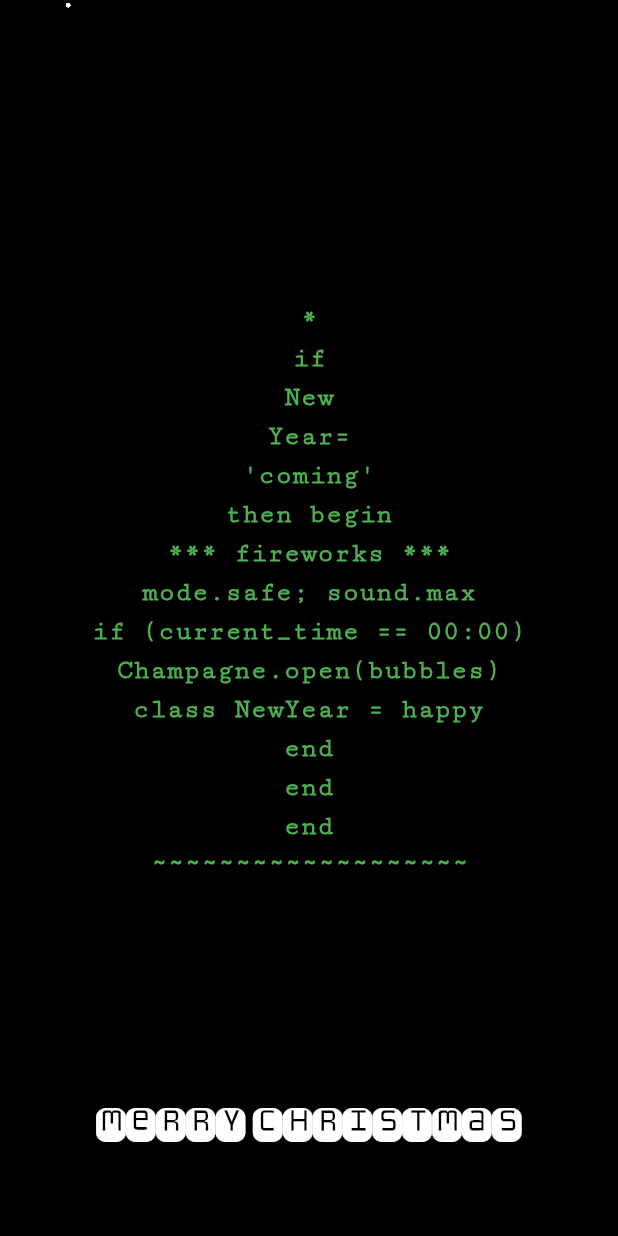
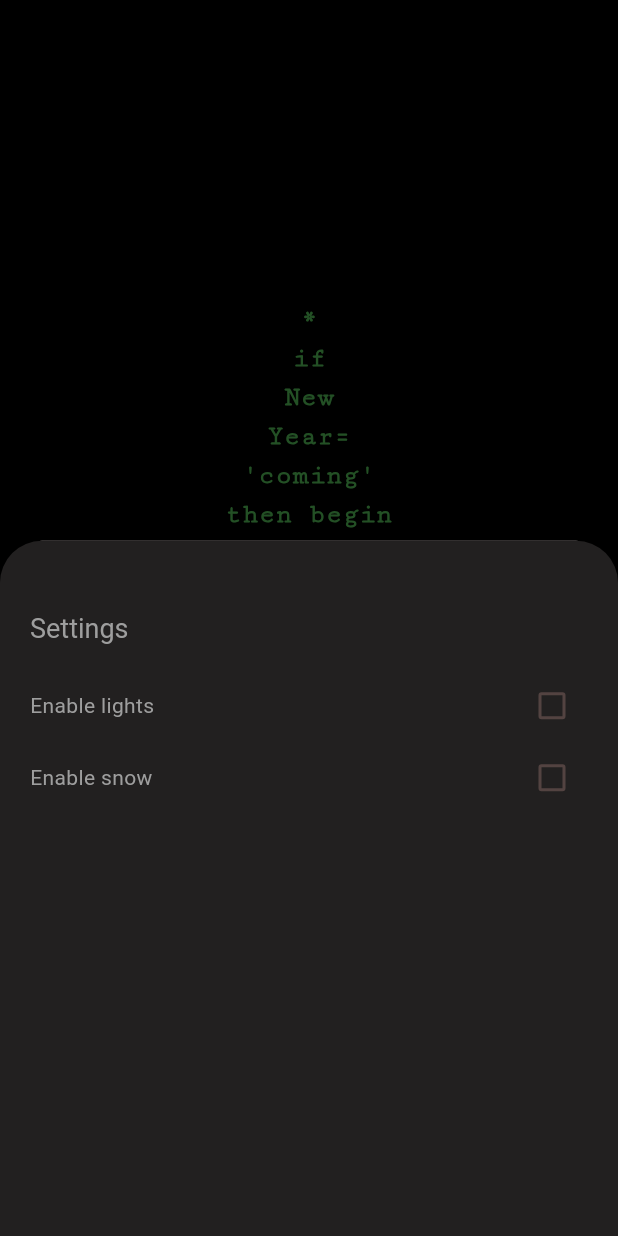
Before and after one commit to damcorrado/flutter-christmastree, a Flutter app: the screen it shows after launch, after a tap on "Merry Christmas", on a phone screen of 412 x 824 dp. Run offline on Flutter 3.47's test engine with Material 3 defaults, Android fonts, the phone set to English and light mode, and no system bars; our stand-ins replace audioplayers, shared_preferences.

Commit message:
add settings

```diff
--- a/lib/includes/tree.utils.dart
+++ b/lib/includes/tree.utils.dart
@@ -4,6 +4,9 @@ import 'package:audioplayers/audioplayers.dart';
 import 'package:flutter/material.dart';
 
 /// *** CONSTANTS ***
+const String PREFS_SNOW_KEY = "snow_enabled";
+const String PREFS_COLORS_KEY = "colors_enabled";
+
 final List<Color> colorsArray = [
   Colors.red,
   Colors.blue,
@@ -15,17 +18,27 @@ final List<Color> colorsArray = [
 ];
 
 // *** TEXT STYLES ***
-TextStyle footerTextStyle = const TextStyle(
+TextStyle treeFooterTextStyle = const TextStyle(
   fontSize: 34,
   color: Colors.white,
   height: 1,
   fontFamily: 'Monofett',
 );
 
-const TextStyle bodyTextStyle = TextStyle(
+const TextStyle treeBodyTextStyle = TextStyle(
   fontSize: 18,
   fontWeight: FontWeight.bold,
   fontFamily: 'CutiveMono',
+);
+
+const TextStyle settingsTitleTextStyle = TextStyle(
+  fontSize: 18,
+  color: Colors.grey,
+);
+
+const TextStyle settingsLabelTextStyle = TextStyle(
+  fontSize: 14,
+  color: Colors.grey,
 );
 
 // *** FUNCTION TO GET A RANDOM COLOR ***
--- a/lib/main.dart
+++ b/lib/main.dart
@@ -1,5 +1,5 @@
 import 'package:flutter/material.dart';
-import 'package:xmastree/home.dart';
+import 'package:xmastree/page_home.dart';
 
 void main() {
   runApp(const MyApp());
--- a/lib/home.dart
+++ b/lib/page_home.dart
@@ -1,7 +1,9 @@
 import 'dart:async';
 import 'package:flutter/material.dart';
 import 'package:flutter/services.dart';
+import 'package:shared_preferences/shared_preferences.dart';
 import 'package:xmastree/includes/tree.utils.dart';
+import 'package:xmastree/widgets/page_settings.dart';
 import 'package:xmastree/widgets/snowfall.dart';
 
 class HomePage extends StatefulWidget {
@@ -12,8 +14,11 @@ class HomePage extends StatefulWidget {
 }
 
 class _HomePageState extends State<HomePage> {
+
   late Timer _timer;
-  bool snowfallEnabled = false;
+  late SharedPreferences prefs;
+  bool snowEnabled = false;
+  bool colorsEnabled = false;
 
   @override
   void initState() {
@@ -22,6 +27,7 @@ class _HomePageState extends State<HomePage> {
     _timer = Timer.periodic(const Duration(milliseconds: 500), (timer) {
       setState(() {});
     });
+    Future.delayed(Duration.zero).then((_) { init(); });
     super.initState();
   }
 
@@ -29,6 +35,16 @@ class _HomePageState extends State<HomePage> {
   void dispose() {
     _timer.cancel();
     super.dispose();
+  }
+
+  Future<void> init() async {
+    // init shared preferences and retrieve values
+    prefs = await SharedPreferences.getInstance();
+    setState(() {
+      snowEnabled = prefs.getBool(PREFS_SNOW_KEY) ?? false;
+      colorsEnabled = prefs.getBool(PREFS_COLORS_KEY) ?? false;
+      if (colorsEnabled) playSound();
+    });
   }
 
   @override
@@ -40,7 +56,7 @@ class _HomePageState extends State<HomePage> {
           children: [
 
             // SNOWFALL
-            if (snowfallEnabled) ...[
+            if (snowEnabled) ...[
               LayoutBuilder(
                 builder: (context, constraints) {
                   return Snowfall(
@@ -77,7 +93,7 @@ class _HomePageState extends State<HomePage> {
     );
   }
 
-  // *** DRAW CGRISTMAS TREE ***
+  // *** DRAW XMAS TREE ***
   Widget drawText() {
     List<Widget> list = [];
     list.add(addRow("*"));
@@ -110,8 +126,8 @@ class _HomePageState extends State<HomePage> {
   Widget addRow(String text) {
     return Text(
       text,
-      style: bodyTextStyle.copyWith(
-        color: getRandomColor(),
+      style: treeBodyTextStyle.copyWith(
+        color: colorsEnabled ? getRandomColor() : Colors.green,
       ),
     );
   }
@@ -122,14 +138,22 @@ class _HomePageState extends State<HomePage> {
     return GestureDetector(
       onTap: () {
         setState(() {
-          snowfallEnabled = !snowfallEnabled;
-          if (snowfallEnabled) playSound();
+
+          // Show the settings page
+          Widget content = const SettingsPage();
+          showModalBottomSheet(context: context,
+            builder: (BuildContext context) {
+              return content;
+            },
+          ).then((value) {
+            init();
+          });
         });
       },
       child: Text(
         text,
         textAlign: TextAlign.center,
-        style: footerTextStyle,
+        style: treeFooterTextStyle,
       ),
     );
   }
--- /dev/null
+++ b/lib/widgets/page_settings.dart
@@ -0,0 +1,151 @@
+import 'package:flutter/material.dart';
+import 'package:shared_preferences/shared_preferences.dart';
+import 'package:xmastree/includes/tree.utils.dart';
+
+class SettingsPage extends StatefulWidget {
+  const SettingsPage({super.key});
+
+  @override
+  SecondPageState createState() => SecondPageState();
+}
+
+class SecondPageState extends State<SettingsPage> {
+  bool loading = true;
+  bool snowEnabled = false;
+  bool colorsEnabled = false;
+  late SharedPreferences prefs;
+
+  @override
+  void initState() {
+    Future.delayed(Duration.zero).then((_) {
+      init();
+    });
+    super.initState();
+  }
+
+  Future<void> init() async {
+    // init shared preferences and retrieve values
+    prefs = await SharedPreferences.getInstance();
+    setState(() {
+      snowEnabled = prefs.getBool(PREFS_SNOW_KEY) ?? false;
+      colorsEnabled = prefs.getBool(PREFS_COLORS_KEY) ?? false;
+      loading = false;
+    });
+  }
+
+  @override
+  Widget build(BuildContext context) {
+    return Container(
+      decoration: const BoxDecoration(
+        color: Colors.black87,
+        borderRadius: BorderRadius.only(
+          topLeft: Radius.circular(20),
+          topRight: Radius.circular(20),
+        ),
+      ),
+      child: Center(
+        child: Padding(
+          padding: const EdgeInsets.symmetric(
+            horizontal: 20,
+            vertical: 30,
+          ),
+          child: buildContent(),
+        ),
+      ),
+    );
+  }
+
+  Widget buildContent() {
+    return CustomScrollView(
+      slivers: [
+        const SliverAppBar(
+          floating: false,
+          pinned: false,
+          automaticallyImplyLeading: false,
+          flexibleSpace: FlexibleSpaceBar(
+            title: Text('Settings', style: settingsTitleTextStyle),
+          ),
+          backgroundColor: Colors.transparent,
+        ),
+        if (loading) ...[
+          // **** LOADER ****
+          const SliverFillRemaining(
+            child: Center(
+              child: SizedBox(
+                height: 40,
+                width: 40,
+                child: CircularProgressIndicator(),
+              ),
+            ),
+          ),
+        ] else ...[
+          SliverFillRemaining(
+            child: Column(
+              mainAxisAlignment: MainAxisAlignment.start,
+              crossAxisAlignment: CrossAxisAlignment.start,
+              children: [
+                Row(
+                  mainAxisAlignment: MainAxisAlignment.spaceBetween,
+                  crossAxisAlignment: CrossAxisAlignment.center,
+                  children: [
+                    Flexible(
+                      flex: 2,
+                      child: InkWell(
+                        onTap: () {
+                          _onColorsChanged(!colorsEnabled);
+                        },
+                        child: const Text(
+                          "Enable lights",
+                          style: settingsLabelTextStyle,
+                        ),
+                      ),
+                    ),
+                    Flexible(
+                      flex: 1,
+                      child: Checkbox(value: colorsEnabled, onChanged: _onColorsChanged),
+                    ),
+                  ],
+                ),
+                Row(
+                  mainAxisAlignment: MainAxisAlignment.spaceBetween,
+                  children: [
+                    Flexible(
+                      flex: 2,
+                      child: InkWell(
+                        onTap: () {
+                          _onSnowChanged(!snowEnabled);
+                        },
+                        child: const Text(
+                          "Enable snow",
+                          style: settingsLabelTextStyle,
+                        ),
+                      ),
+                    ),
+                    Flexible(
+                      flex: 1,
+                      child: Checkbox(value: snowEnabled, onChanged: _onSnowChanged),
+                    ),
+                  ],
+                ),
+              ],
+            ),
+          ),
+        ],
+      ],
+    );
+  }
+
+  Future<void> _onSnowChanged(bool? value) async {
+    await prefs.setBool(PREFS_SNOW_KEY, value ?? false);
+    setState(() {
+      snowEnabled = value ?? false;
+    });
+  }
+
+  Future<void> _onColorsChanged(bool? value) async {
+    await prefs.setBool(PREFS_COLORS_KEY, value ?? false);
+    setState(() {
+      colorsEnabled = value ?? false;
+    });
+  }
+}
--- a/pubspec.yaml
+++ b/pubspec.yaml
@@ -1,7 +1,7 @@
 name: xmastree
 description: "Christmas tree Flutter project"
 publish_to: 'none'
-version: 1.0.0+1
+version: 1.0.0+2
 
 environment:
   sdk: '>=3.2.3 <4.0.0'
@@ -11,6 +11,7 @@ dependencies:
     sdk: flutter
   cupertino_icons: ^1.0.2
   audioplayers: ^5.2.1
+  shared_preferences: 2.2.1
 
 dev_dependencies:
   flutter_test:
```
Also changed, not shown: 5 other files.
